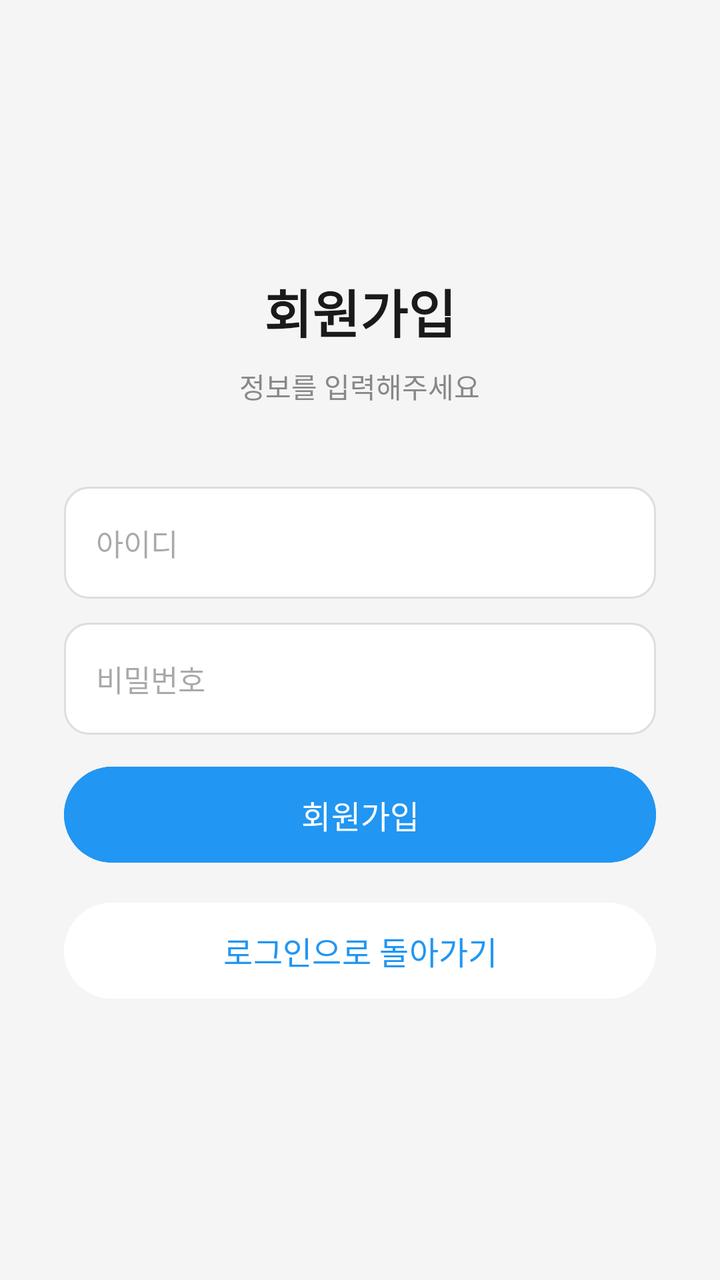
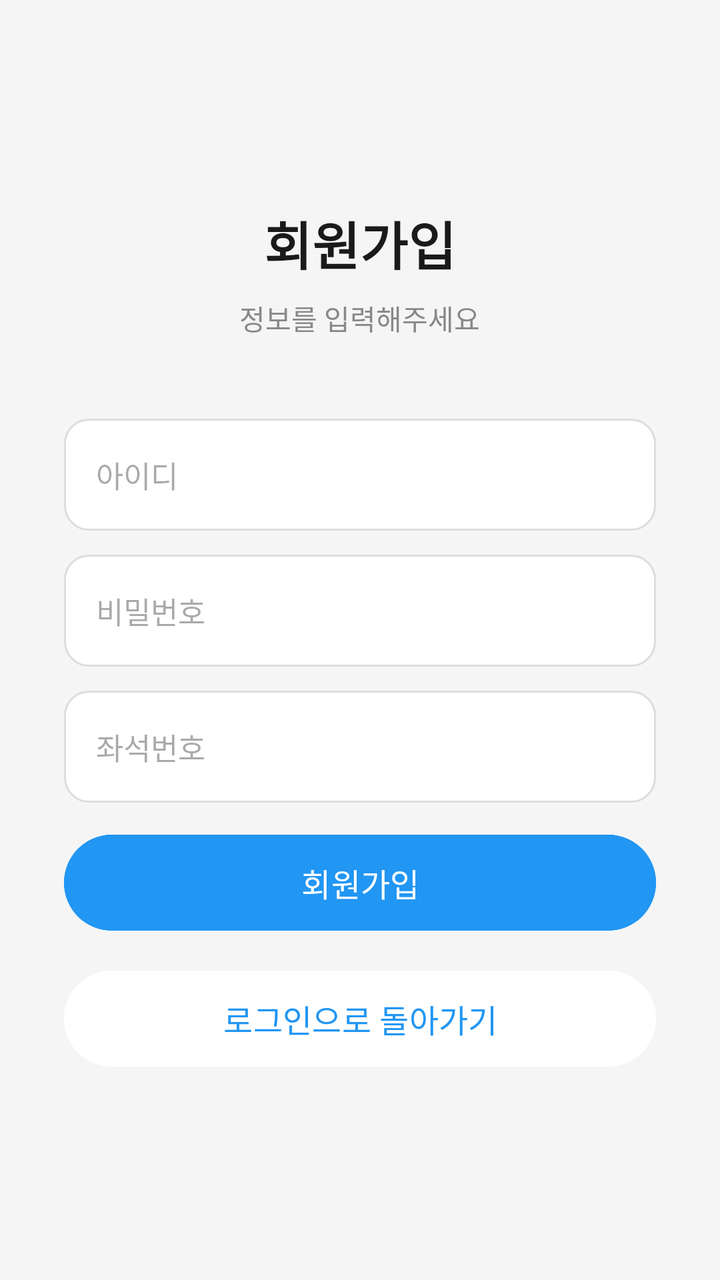

Before-and-after screenshots of an Android layout around one commit, followed by the original layout XML and the change that was made.
<!-- AndroidManifest.xml: application theme Theme.BeaconAttendance -->
<!-- res/layout/activity_register.xml -->
<?xml version="1.0" encoding="utf-8"?>
<LinearLayout xmlns:android="http://schemas.android.com/apk/res/android"
    android:layout_width="match_parent"
    android:layout_height="match_parent"
    android:orientation="vertical"
    android:gravity="center"
    android:padding="32dp"
    android:background="#F5F5F5">

    
    <TextView
        android:layout_width="wrap_content"
        android:layout_height="wrap_content"
        android:text="회원가입"
        android:textSize="26sp"
        android:textStyle="bold"
        android:textColor="#1A1A1A"
        android:layout_marginBottom="8dp"/>

    <TextView
        android:layout_width="wrap_content"
        android:layout_height="wrap_content"
        android:text="정보를 입력해주세요"
        android:textSize="14sp"
        android:textColor="#888888"
        android:layout_marginBottom="40dp"/>

    
    <EditText
        android:id="@+id/editId"
        android:layout_width="match_parent"
        android:layout_height="56dp"
        android:hint="아이디"
        android:inputType="text"
        android:background="@drawable/rounded_input"
        android:paddingStart="16dp"
        android:paddingEnd="16dp"
        android:layout_marginBottom="12dp"
        android:textSize="15sp"/>

    
    <EditText
        android:id="@+id/editPassword"
        android:layout_width="match_parent"
        android:layout_height="56dp"
        android:hint="비밀번호"
        android:inputType="textPassword"
        android:background="@drawable/rounded_input"
        android:paddingStart="16dp"
        android:paddingEnd="16dp"
        android:layout_marginBottom="12dp"
        android:textSize="15sp"/>


    
    <Button
        android:id="@+id/btnRegister"
        android:layout_width="match_parent"
        android:layout_height="56dp"
        android:text="회원가입"
        android:textSize="16sp"
        android:textColor="#FFFFFF"
        android:backgroundTint="#2196F3"
        android:layout_marginBottom="12dp"/>

    
    <Button
        android:id="@+id/btnBackToLogin"
        android:layout_width="match_parent"
        android:layout_height="56dp"
        android:text="로그인으로 돌아가기"
        android:textSize="16sp"
        android:textColor="#2196F3"
        android:backgroundTint="#FFFFFF"/>

</LinearLayout>
<!-- resources referenced by this layout -->
<resources>
  <!-- drawable rounded_input (drawable) -->
  <?xml version="1.0" encoding="utf-8"?>
  <shape xmlns:android="http://schemas.android.com/apk/res/android"
      android:shape="rectangle">
      <solid android:color="#FFFFFF"/>
      <corners android:radius="12dp"/>
      <stroke android:width="1dp" android:color="#DDDDDD"/>
  </shape>
  <style name="Theme.BeaconAttendance" parent="Base.Theme.BeaconAttendance" />
  <style name="Base.Theme.BeaconAttendance" parent="Theme.Material3.DayNight.NoActionBar">
          
          
      </style>
</resources>

<!-- the commit's change to res/layout/activity_register.xml (unified diff, before → after) -->
@@ -51,6 +51,18 @@
         android:layout_marginBottom="12dp"
         android:textSize="15sp"/>
 
+    
+    <EditText
+        android:id="@+id/editSeat"
+        android:layout_width="match_parent"
+        android:layout_height="56dp"
+        android:hint="좌석번호"
+        android:inputType="text"
+        android:background="@drawable/rounded_input"
+        android:paddingStart="16dp"
+        android:paddingEnd="16dp"
+        android:layout_marginBottom="12dp"
+        android:textSize="15sp"/>
 
     
     <Button
